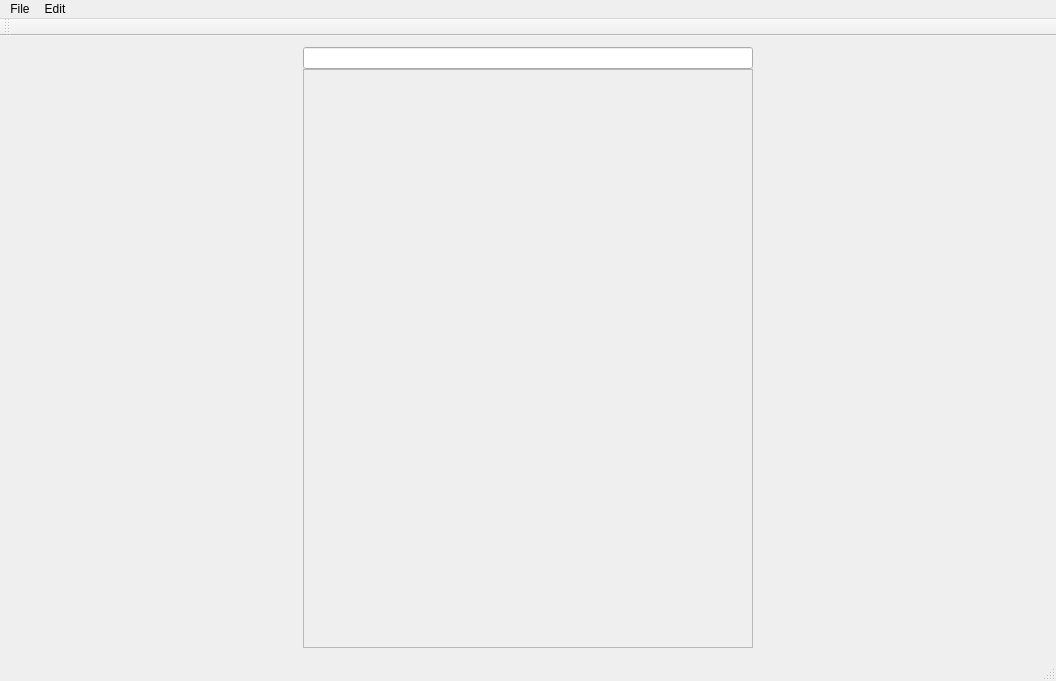
Extend3d/SaveManager, file mainwindow.ui: the form before one commit.
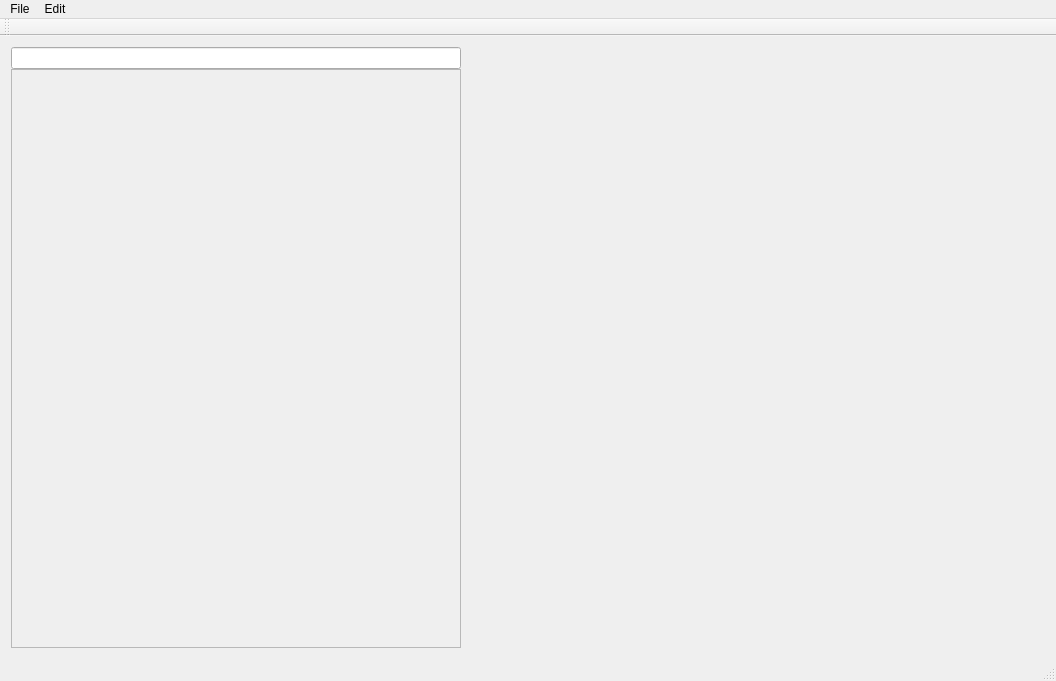
The form after the commit.

What changed in the file:
```diff
--- a/mainwindow.ui
+++ b/mainwindow.ui
@@ -78,6 +78,9 @@
         </item>
        </layout>
       </item>
+      <item>
+       <widget class="QWidget" name="mediaContainer" native="true"/>
+      </item>
      </layout>
     </item>
    </layout>
```
